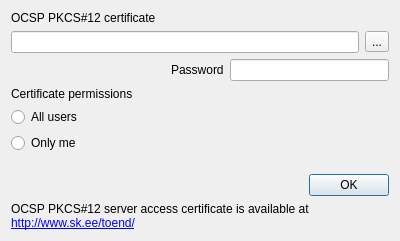
Qt form qdigidoc/trunk/client/ui/RegisterP12.ui (tixsys/esteid) before a commit.
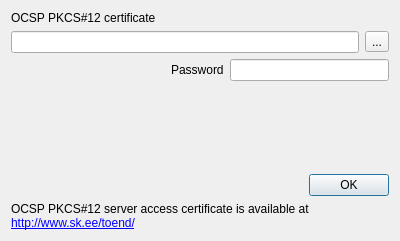
The same form after that commit. Icons and pictures are not drawn.

What changed in the file:
```diff
--- a/qdigidoc/trunk/client/ui/RegisterP12.ui
+++ b/qdigidoc/trunk/client/ui/RegisterP12.ui
@@ -66,27 +66,6 @@
      </item>
     </layout>
    </item>
-   <item>
-    <widget class="QLabel" name="p12AccessLabel">
-     <property name="text">
-      <string>Certificate permissions</string>
-     </property>
-    </widget>
-   </item>
-   <item>
-    <widget class="QRadioButton" name="p12Any">
-     <property name="text">
-      <string>All users</string>
-     </property>
-    </widget>
-   </item>
-   <item>
-    <widget class="QRadioButton" name="p12Me">
-     <property name="text">
-      <string>Only me</string>
-     </property>
-    </widget>
-   </item>
    <item>
     <spacer name="RegisterP12Spacer">
      <property name="orientation">
```
